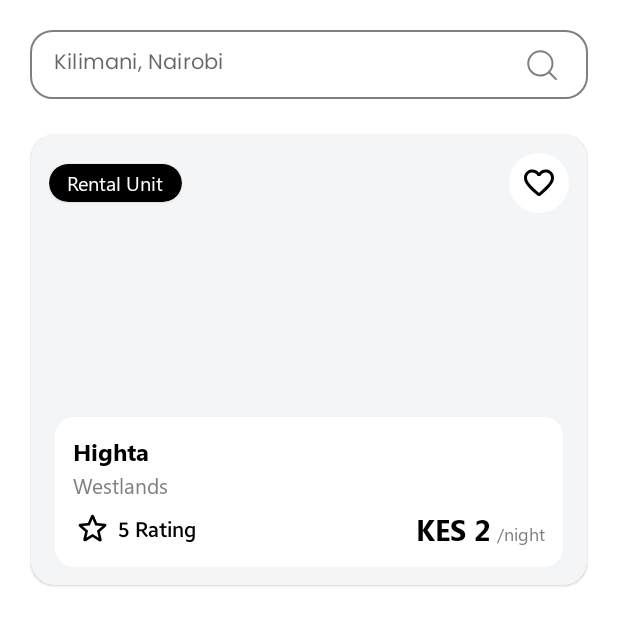
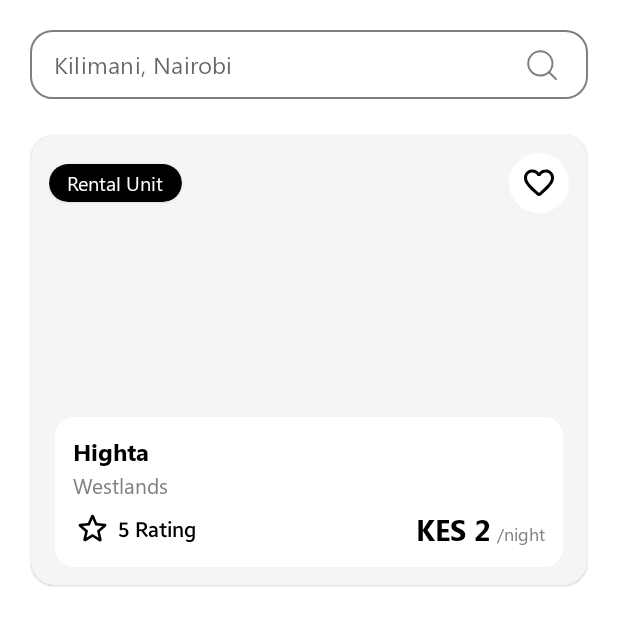
Before and after one commit to lynnemunini/travel-hub, an Android app: the screen it shows after launch once a user with an empty profile is signed in (MainDashboardActivity), on a phone screen of 412 x 824 dp, the top half of it. Run offline under Robolectric (Android 15) with nearby library versions, the phone set to English and light mode, and no system bars; our stand-ins replace EventBus, Firebase (no records; nobody signed in at launch, a user with empty details on screens opened directly), Picasso.

Commit message:
Use segoe UI on search field

```diff
--- a/app/src/main/res/layout/activity_main.xml
+++ b/app/src/main/res/layout/activity_main.xml
@@ -35,15 +35,15 @@
                 android:layout_height="wrap_content"
                 android:drawableEnd="@drawable/search"
                 android:drawableTint="@color/secondaryTextColor"
-                android:fontFamily="@font/poppins_regular"
-                android:hint="@string/kilimani_nairobi"
+                android:fontFamily="@font/segoe_ui"
+                android:hint="@string/search"
                 android:imeOptions="actionDone"
                 android:inputType="text"
                 android:maxLines="1"
                 android:paddingTop="8dp"
                 android:paddingBottom="8dp"
                 android:textColor="@color/primaryTextColor"
-                android:textSize="14sp" />
+                android:textSize="16sp" />
 
         </com.google.android.material.textfield.TextInputLayout>
 
--- a/app/src/main/res/values/strings.xml
+++ b/app/src/main/res/values/strings.xml
@@ -13,7 +13,7 @@
     <string name="travel_hub">Travel Hub</string>
     <string name="your_ultimate_companion_for_seamless_travel_experiences">Your Ultimate Companion for Seamless Travel experiences</string>
     <string name="authentication_failed_error_msg">Authentication with google failed!</string>
-    <string name="kilimani_nairobi">Kilimani, Nairobi</string>
+    <string name="search">Kilimani, Nairobi</string>
     <string name="recommended">Recommended</string>
     <string name="rating">Rating</string>
 </resources>
```
